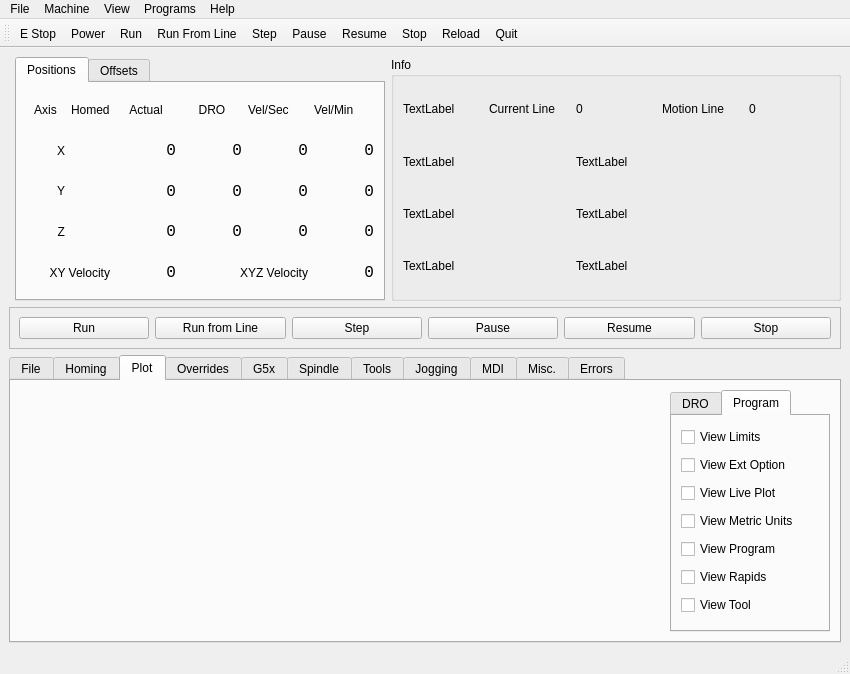
First picture: the form in examples/xyz/xyz.ui, repository jethornton/flexgui, before the edit.
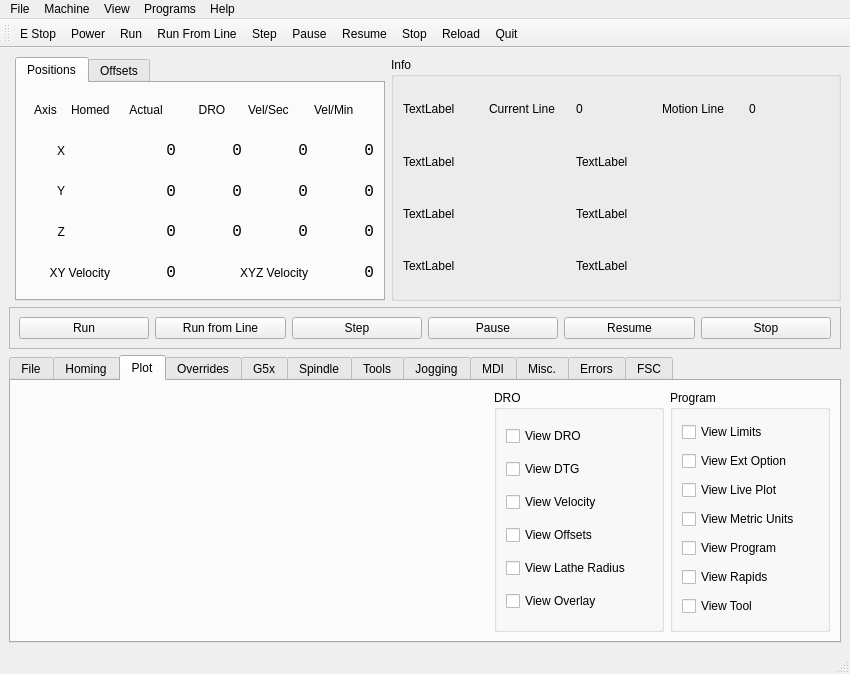
Second picture: the form after the edit. The open tabs and pages were chosen to show the change.

Commit message: update example for calculator

Diff of the .ui file:
```diff
--- a/examples/xyz/xyz.ui
+++ b/examples/xyz/xyz.ui
@@ -245,127 +245,136 @@
          <widget class="QFrame" name="plot_widget"/>
         </item>
         <item row="1" column="1">
-         <widget class="QTabWidget" name="tabWidget_3">
+         <widget class="QGroupBox" name="groupBox_20">
+          <property name="maximumSize">
+           <size>
+            <width>170</width>
+            <height>16777215</height>
+           </size>
+          </property>
+          <property name="title">
+           <string>DRO</string>
+          </property>
+          <layout class="QGridLayout" name="gridLayout_39">
+           <item row="0" column="0">
+            <widget class="QCheckBox" name="view_dro_cb">
+             <property name="text">
+              <string>View DRO</string>
+             </property>
+            </widget>
+           </item>
+           <item row="4" column="0">
+            <widget class="QCheckBox" name="view_lathe_radius_cb">
+             <property name="text">
+              <string>View Lathe Radius</string>
+             </property>
+            </widget>
+           </item>
+           <item row="3" column="0">
+            <widget class="QCheckBox" name="view_offsets_cb">
+             <property name="text">
+              <string>View Offsets</string>
+             </property>
+            </widget>
+           </item>
+           <item row="1" column="0">
+            <widget class="QCheckBox" name="view_dtg_cb">
+             <property name="text">
+              <string>View DTG</string>
+             </property>
+            </widget>
+           </item>
+           <item row="2" column="0">
+            <widget class="QCheckBox" name="view_velocity_cb">
+             <property name="text">
+              <string>View Velocity</string>
+             </property>
+            </widget>
+           </item>
+           <item row="5" column="0">
+            <widget class="QCheckBox" name="view_overlay_cb">
+             <property name="text">
+              <string>View Overlay</string>
+             </property>
+            </widget>
+           </item>
+          </layout>
+         </widget>
+        </item>
+        <item row="1" column="2">
+         <widget class="QGroupBox" name="groupBox_6">
           <property name="sizePolicy">
-           <sizepolicy hsizetype="Minimum" vsizetype="Expanding">
+           <sizepolicy hsizetype="Minimum" vsizetype="Preferred">
             <horstretch>0</horstretch>
             <verstretch>0</verstretch>
            </sizepolicy>
           </property>
+          <property name="minimumSize">
+           <size>
+            <width>0</width>
+            <height>0</height>
+           </size>
+          </property>
           <property name="maximumSize">
            <size>
             <width>160</width>
             <height>16777215</height>
            </size>
           </property>
-          <property name="currentIndex">
-           <number>1</number>
+          <property name="title">
+           <string>Program</string>
           </property>
-          <widget class="QWidget" name="tab_14">
-           <attribute name="title">
-            <string>DRO</string>
-           </attribute>
-           <layout class="QGridLayout" name="gridLayout_41">
-            <item row="0" column="0">
-             <widget class="QCheckBox" name="view_dro_cb">
-              <property name="text">
-               <string>View DRO</string>
-              </property>
-             </widget>
-            </item>
-            <item row="1" column="0">
-             <widget class="QCheckBox" name="view_dtg_cb">
-              <property name="text">
-               <string>View DTG</string>
-              </property>
-             </widget>
-            </item>
-            <item row="2" column="0">
-             <widget class="QCheckBox" name="view_velocity_cb">
-              <property name="text">
-               <string>View Velocity</string>
-              </property>
-             </widget>
-            </item>
-            <item row="3" column="0">
-             <widget class="QCheckBox" name="view_offsets_cb">
-              <property name="text">
-               <string>View Offsets</string>
-              </property>
-             </widget>
-            </item>
-            <item row="4" column="0">
-             <widget class="QCheckBox" name="view_lathe_radius_cb">
-              <property name="text">
-               <string>View Lathe Radius</string>
-              </property>
-             </widget>
-            </item>
-            <item row="5" column="0">
-             <widget class="QCheckBox" name="view_overlay_cb">
-              <property name="text">
-               <string>View Overlay</string>
-              </property>
-             </widget>
-            </item>
-           </layout>
-          </widget>
-          <widget class="QWidget" name="tab_15">
-           <attribute name="title">
-            <string>Program</string>
-           </attribute>
-           <layout class="QGridLayout" name="gridLayout_40">
-            <item row="0" column="0">
-             <widget class="QCheckBox" name="view_limits_cb">
-              <property name="text">
-               <string>View Limits</string>
-              </property>
-             </widget>
-            </item>
-            <item row="1" column="0">
-             <widget class="QCheckBox" name="view_extents_option_cb">
-              <property name="text">
-               <string>View Ext Option</string>
-              </property>
-             </widget>
-            </item>
-            <item row="2" column="0">
-             <widget class="QCheckBox" name="view_live_plot_cb">
-              <property name="text">
-               <string>View Live Plot</string>
-              </property>
-             </widget>
-            </item>
-            <item row="3" column="0">
-             <widget class="QCheckBox" name="view_metric_units_cb">
-              <property name="text">
-               <string>View Metric Units</string>
-              </property>
-             </widget>
-            </item>
-            <item row="4" column="0">
-             <widget class="QCheckBox" name="view_program_cb">
-              <property name="text">
-               <string>View Program</string>
-              </property>
-             </widget>
-            </item>
-            <item row="5" column="0">
-             <widget class="QCheckBox" name="view_rapids_cb">
-              <property name="text">
-               <string>View Rapids</string>
-              </property>
-             </widget>
-            </item>
-            <item row="6" column="0">
-             <widget class="QCheckBox" name="view_tool_cb">
-              <property name="text">
-               <string>View Tool</string>
-              </property>
-             </widget>
-            </item>
-           </layout>
-          </widget>
+          <layout class="QGridLayout" name="gridLayout_33">
+           <item row="8" column="0">
+            <widget class="QCheckBox" name="view_tool_cb">
+             <property name="text">
+              <string>View Tool</string>
+             </property>
+            </widget>
+           </item>
+           <item row="7" column="0">
+            <widget class="QCheckBox" name="view_rapids_cb">
+             <property name="text">
+              <string>View Rapids</string>
+             </property>
+            </widget>
+           </item>
+           <item row="3" column="0">
+            <widget class="QCheckBox" name="view_live_plot_cb">
+             <property name="text">
+              <string>View Live Plot</string>
+             </property>
+            </widget>
+           </item>
+           <item row="0" column="0">
+            <widget class="QCheckBox" name="view_limits_cb">
+             <property name="text">
+              <string>View Limits</string>
+             </property>
+            </widget>
+           </item>
+           <item row="6" column="0">
+            <widget class="QCheckBox" name="view_program_cb">
+             <property name="text">
+              <string>View Program</string>
+             </property>
+            </widget>
+           </item>
+           <item row="2" column="0">
+            <widget class="QCheckBox" name="view_extents_option_cb">
+             <property name="text">
+              <string>View Ext Option</string>
+             </property>
+            </widget>
+           </item>
+           <item row="5" column="0">
+            <widget class="QCheckBox" name="view_metric_units_cb">
+             <property name="text">
+              <string>View Metric Units</string>
+             </property>
+            </widget>
+           </item>
+          </layout>
          </widget>
         </item>
        </layout>
@@ -1627,6 +1636,23 @@
         </item>
        </layout>
       </widget>
+      <widget class="QWidget" name="tab_14">
+       <attribute name="title">
+        <string>FSC</string>
+       </attribute>
+       <layout class="QVBoxLayout" name="verticalLayout">
+        <item>
+         <widget class="QFrame" name="fsc_container">
+          <property name="frameShape">
+           <enum>QFrame::StyledPanel</enum>
+          </property>
+          <property name="frameShadow">
+           <enum>QFrame::Raised</enum>
+          </property>
+         </widget>
+        </item>
+       </layout>
+      </widget>
      </widget>
     </item>
     <item row="0" column="2">
```
Left out of the diff: 254 changed lines with no effect on the pictures.
